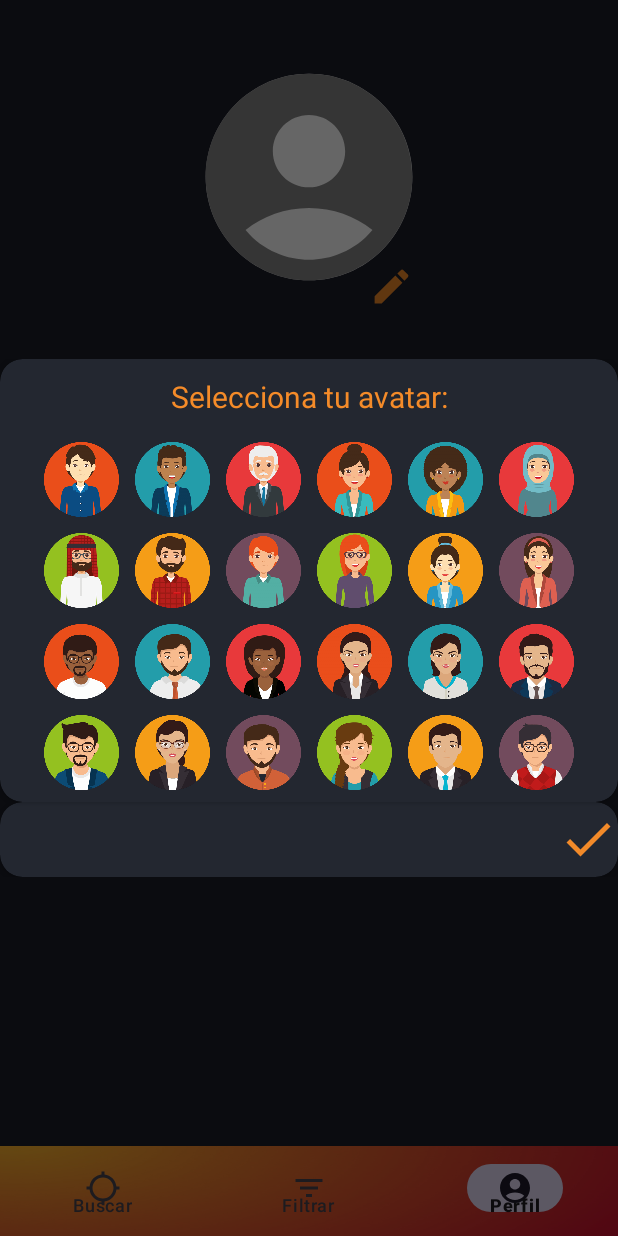
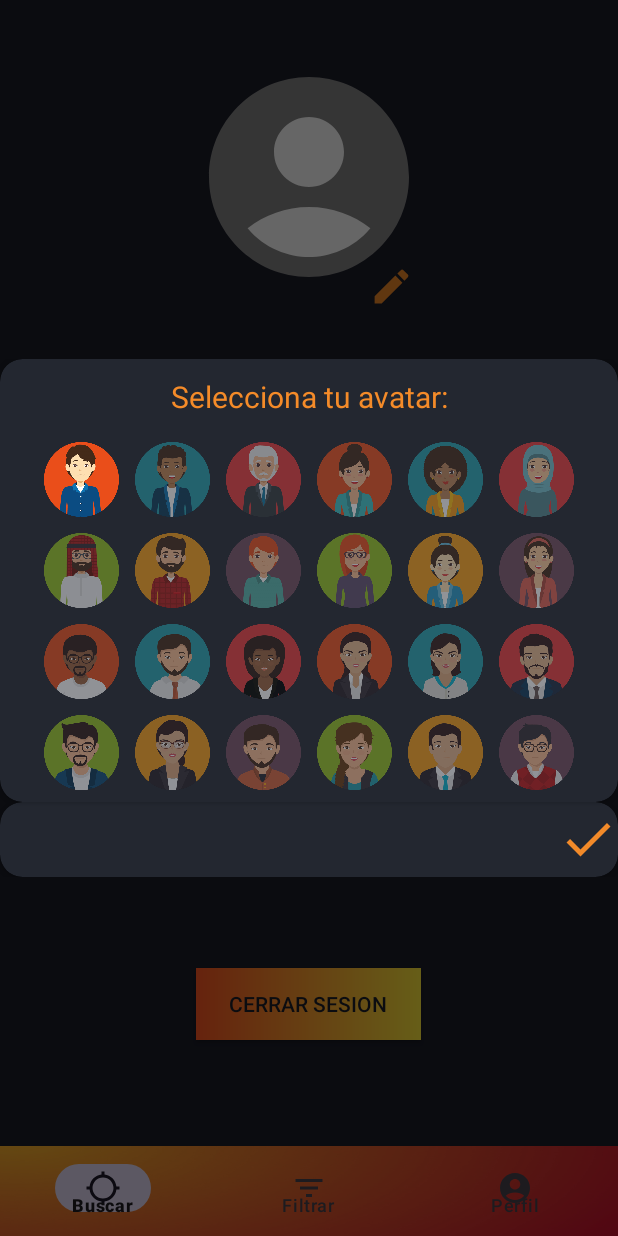
Before and after one commit to proyectoatm/Cajeros, an Android app: the ProfileFragment screen opened through its navigation route, after a tap on an icon or button, on a phone screen of 412 x 824 dp. Run offline under Robolectric (Android 15) with nearby library versions, the light colour scheme and no system bars; our stand-ins replace Firebase (no records; nobody signed in at launch, a user with empty details on screens opened directly), navigation-ui; 3 statements that could not run were skipped; 1 other tap on this screen came first.

Commit message:
cerrar sesion agregado

```diff
--- a/app/src/main/java/com/example/cajeros/ui/auth/Registro.kt
+++ b/app/src/main/java/com/example/cajeros/ui/auth/Registro.kt
@@ -2,6 +2,7 @@ package com.example.cajeros.ui.auth
 
 import android.content.Intent
 import android.os.Bundle
+import android.util.Log
 import android.view.View
 import android.widget.Button
 import android.widget.EditText
@@ -9,8 +10,11 @@ import androidx.appcompat.app.AlertDialog
 import androidx.appcompat.app.AppCompatActivity
 import com.example.cajeros.MainActivity
 import com.example.cajeros.R
+import com.example.cajeros.data.model.User
 import com.google.firebase.auth.FirebaseAuth
 import com.google.firebase.auth.ktx.auth
+import com.google.firebase.firestore.FirebaseFirestore
+import com.google.firebase.firestore.ktx.firestore
 import com.google.firebase.ktx.Firebase
 
 class Registro : AppCompatActivity() {
@@ -18,13 +22,14 @@ class Registro : AppCompatActivity() {
         super.onCreate(savedInstanceState)
         setContentView(R.layout.activity_registro)
 
+        val db = Firebase.firestore
         lateinit var auth: FirebaseAuth
         // Initialize Firebase Auth
         auth = Firebase.auth
-        setup(auth)
+        setup(auth, db)
 
     }
-    private fun setup(auth: FirebaseAuth) {
+    private fun setup(auth: FirebaseAuth, db: FirebaseFirestore) {
         val boton_registro = findViewById<View>(R.id.boton_registro) as Button
         val email = findViewById<View>(R.id.etEmail) as EditText
         val clave = findViewById<View>(R.id.etPass) as EditText
@@ -35,6 +40,22 @@ class Registro : AppCompatActivity() {
                     auth.createUserWithEmailAndPassword(email.text.toString(), clave.text.toString()).addOnCompleteListener(this){
                         if (it.isSuccessful){
                             val intent = Intent(this, MainActivity::class.java)
+
+                            val currentUser = Firebase.auth.currentUser
+                            Log.d("testeo", "current user actual es : ${currentUser?.email.toString()}")
+                            val newUser = User(email.text.toString(),"a0")
+                            val user = hashMapOf(
+                                "email" to newUser.email,
+                                "avatar" to newUser.avatar
+                            )
+                            db.collection("users").document(currentUser?.uid.toString()).set(user)
+                                .addOnSuccessListener { documentReference ->
+                                    Log.d("testeo", "DocumentSnapshot added with ID: ${currentUser?.uid.toString()}")
+                                }
+                                .addOnFailureListener { e ->
+                                    Log.w("testeo", "Error adding document", e)
+                                }
+
                             startActivity(intent)
                             finish()
                         }else{
@@ -43,6 +64,7 @@ class Registro : AppCompatActivity() {
                     }
                 }
             }
+
         }
     }
     private fun showAlert() {
--- a/app/src/main/java/com/example/cajeros/ui/perfil/ProfileFragment.kt
+++ b/app/src/main/java/com/example/cajeros/ui/perfil/ProfileFragment.kt
@@ -1,16 +1,15 @@
 package com.example.cajeros.ui.perfil
 
 
+import android.content.Intent
 import android.os.Bundle
 import android.view.LayoutInflater
 import android.view.View
 import android.view.ViewGroup
+import android.widget.Button
 import android.widget.GridLayout
 import android.widget.ImageButton
-import android.widget.RadioButton
-import android.widget.RadioGroup
 import android.widget.TextView
-import android.widget.Toast
 import androidx.appcompat.content.res.AppCompatResources.getDrawable
 import androidx.fragment.app.Fragment
 import androidx.lifecycle.ViewModelProvider
@@ -18,6 +17,7 @@ import androidx.navigation.fragment.findNavController
 import com.example.cajeros.R
 import com.example.cajeros.databinding.AvatarSelectorBinding
 import com.example.cajeros.databinding.FragmentProfileBinding
+import com.example.cajeros.ui.auth.InicioSesion
 
 
 class ProfileFragment : Fragment() {
@@ -55,8 +55,16 @@ class ProfileFragment : Fragment() {
         val gridAvatares:GridLayout = bindingDialog.gridAvatares
         avatar.setOnClickListener{
             profileViewModel.abrirDialogAvatares(this.requireActivity(), R.style.TemaAvataresDialog, inflater, R.layout.avatar_selector, exitButton.id, gridAvatares.id)
-            refreshCurrentFragment()
         }
+
+        val cerrarSesion: Button = binding.botonCerrarSesion
+        cerrarSesion.setOnClickListener{
+            profileViewModel.cerrarSesion()
+            val intentLogin = Intent(this.requireActivity(), InicioSesion::class.java)
+            startActivity(intentLogin)
+            this.requireActivity().finish()
+        }
+
 
         return root
     }
--- a/app/src/main/java/com/example/cajeros/ui/perfil/ProfileViewModel.kt
+++ b/app/src/main/java/com/example/cajeros/ui/perfil/ProfileViewModel.kt
@@ -2,6 +2,7 @@ package com.example.cajeros.ui.perfil
 
 
 import android.app.Activity
+import android.content.Intent
 import android.util.Log
 import android.view.LayoutInflater
 import android.view.View
@@ -11,6 +12,7 @@ import androidx.appcompat.app.AlertDialog
 import androidx.lifecycle.LiveData
 import androidx.lifecycle.MutableLiveData
 import androidx.lifecycle.ViewModel
+import com.example.cajeros.ui.auth.InicioSesion
 import com.google.firebase.auth.ktx.auth
 import com.google.firebase.firestore.ktx.firestore
 import com.google.firebase.ktx.Firebase
@@ -72,38 +74,31 @@ class ProfileViewModel : ViewModel() {
             if (imageB != null) {
                 imageB.setOnClickListener{
                     Log.d("testeo", "boton "+(i+1).toString()+" presionado")
-                }
-            }
-        }
-        /*av24.setOnClickListener {
-            Log.d("testeo", "boton 24 presionado")
-            checked = "a24"
-            if (gridlayout != null) {
-                for (i in 0 until gridlayout.childCount){
-                    Log.d("testeo", i.toString())
+                    imageB.alpha=1f
+                    checked = "a"+(i+1).toString()
+                    for (j in 0 until gridlayout.childCount){
+                        if (i!=j){
+                            val imageB2: View? =gridlayout.getChildAt(j) as ImageButton
+                            if (imageB2 != null) {
+                                imageB2.alpha=0.5f
+                            }
+                        }
+                    }
                 }
             }
         }
 
-         */
         ext.setOnClickListener {
             Log.d("testeo", checked)
+            if (checked!="") {
+                val doc = db.collection("users").document(currentUser?.uid.toString())
+                    .update("avatar", checked)
+            }
             dialog.dismiss()
         }
     }
 
-    /*
-    fun avatarSeleccionado(activity: Activity, radioGroupID: Int){
-        val radioGroup = RadioGroup(activity)
-        radioGroup.findViewById<RadioGroup>(radioGroupID)
-        val radioButtonIds = mutableListOf<Int>()
-        for (i in 0 until radioGroup.childCount){
-            val radioButton = radioGroup.getChildAt(i) as RadioButton
-            radioButtonIds.add(radioButton.id)
-        }
+    fun cerrarSesion(){
+        Firebase.auth.signOut()
     }
-
-     */
-
-
 }
--- a/app/src/main/res/drawable/a0.xml
+++ b/app/src/main/res/drawable/a0.xml
@@ -1,16 +1,15 @@
 <?xml version="1.0" encoding="utf-8"?>
 
 <layer-list
-    xmlns:android="http://schemas.android.com/apk/res/android"
-    >
+    xmlns:android="http://schemas.android.com/apk/res/android">
     <item
         android:drawable="@drawable/baseline_circle_24"
         android:gravity="center"
-        android:height="165dp"
-        android:width="165dp"/>
+        android:height="140dp"
+        android:width="140dp"/>
     <item
         android:drawable="@drawable/vector2"
         android:gravity="center"
-        android:height="165dp"
-        android:width="165dp"/>
+        android:height="160dp"
+        android:width="160dp"/>
 </layer-list>
--- a/app/src/main/res/layout/activity_splash.xml
+++ b/app/src/main/res/layout/activity_splash.xml
@@ -6,7 +6,6 @@
     android:layout_height="match_parent"
     android:background="@color/background_dark"
     tools:context=".Splash">
-
     <RelativeLayout
         android:layout_width="match_parent"
         android:layout_height="match_parent">
@@ -15,8 +14,6 @@
             android:src="@mipmap/logo"
             android:layout_width="200dp"
             android:layout_height="200dp">
-
         </ImageView>
     </RelativeLayout>
-
 </LinearLayout>
--- a/app/src/main/res/layout/avatar_selector.xml
+++ b/app/src/main/res/layout/avatar_selector.xml
@@ -1,19 +1,17 @@
 <?xml version="1.0" encoding="utf-8"?>
-<LinearLayout xmlns:android="http://schemas.android.com/apk/res/android"
+<LinearLayout
+    xmlns:android="http://schemas.android.com/apk/res/android"
     xmlns:app="http://schemas.android.com/apk/res-auto"
     android:layout_width="match_parent"
     android:layout_height="match_parent"
     android:orientation="vertical"
-    android:backgroundTint="@android:color/transparent"
-    >
-
+    android:backgroundTint="@android:color/transparent">
     <androidx.cardview.widget.CardView
         android:layout_width="match_parent"
         android:layout_height="295dp"
         android:elevation="5dp"
         app:cardCornerRadius="15dp"
-        android:backgroundTint="@color/background"
-        >
+        android:backgroundTint="@color/background">
         <LinearLayout
             android:layout_width="match_parent"
             android:layout_height="match_parent"
@@ -26,21 +24,18 @@
                 android:textColor="@color/warning_dark"
                 android:textSize="20dp"
                 android:gravity="center">
-
             </TextView>
             <LinearLayout
                 android:id="@+id/radioGroup"
                 android:layout_width="match_parent"
                 android:layout_height="240dp"
-                android:gravity="center"
-                >
+                android:gravity="center">
                 <GridLayout
                     android:id="@+id/gridAvatares"
                     android:layout_width="wrap_content"
                     android:layout_height="wrap_content"
                     android:columnCount="6"
-                    android:rowCount="4"
-                    >
+                    android:rowCount="4">
                     <ImageButton
                         android:id="@+id/avt1"
                         android:padding="10dp"
@@ -48,173 +43,172 @@
                         android:layout_height="50dp"
                         android:background="@drawable/a1"
                         android:layout_margin="5dp"
-                        />
+                        android:alpha="0.5" />
                     <ImageButton
                         android:id="@+id/avt2"
                         android:layout_width="50dp"
                         android:layout_height="50dp"
                         android:background="@drawable/a2"
                         android:layout_margin="5dp"
-                        />
+                        android:alpha="0.5" />
                     <ImageButton
                         android:id="@+id/avt3"
                         android:layout_width="50dp"
                         android:layout_height="50dp"
                         android:background="@drawable/a3"
                         android:layout_margin="5dp"
-                        />
+                        android:alpha="0.5" />
                     <ImageButton
                         android:id="@+id/avt4"
                         android:layout_width="50dp"
                         android:layout_height="50dp"
                         android:background="@drawable/a4"
                         android:layout_margin="5dp"
-                        />
+                        android:alpha="0.5" />
                     <ImageButton
                         android:id="@+id/avt5"
                         android:layout_width="50dp"
                         android:layout_height="50dp"
                         android:background="@drawable/a5"
                         android:layout_margin="5dp"
-                        />
+                        android:alpha="0.5" />
                     <ImageButton
                         android:id="@+id/avt6"
                         android:layout_width="50dp"
                         android:layout_height="50dp"
                         android:background="@drawable/a6"
                         android:layout_margin="5dp"
-                        />
+                        android:alpha="0.5" />
                     <ImageButton
                         android:id="@+id/avt7"
                         android:layout_width="50dp"
                         android:layout_height="50dp"
                         android:background="@drawable/a7"
                         android:layout_margin="5dp"
-                        />
+                        android:alpha="0.5" />
                     <ImageButton
                         android:id="@+id/avt8"
                         android:layout_width="50dp"
                         android:layout_height="50dp"
                         android:background="@drawable/a8"
                         android:layout_margin="5dp"
-                        />
+                        android:alpha="0.5" />
                     <ImageButton
                         android:id="@+id/avt9"
                         android:layout_width="50dp"
                         android:layout_height="50dp"
                         android:background="@drawable/a9"
                         android:layout_margin="5dp"
-                        />
+                        android:alpha="0.5" />
                     <ImageButton
                         android:id="@+id/avt10"
                         android:layout_width="50dp"
                         android:layout_height="50dp"
                         android:background="@drawable/a10"
                         android:layout_margin="5dp"
-                        />
+                        android:alpha="0.5" />
                     <ImageButton
                         android:id="@+id/avt11"
                         android:layout_width="50dp"
                         android:layout_height="50dp"
                         android:background="@drawable/a11"
                         android:layout_margin="5dp"
-                        />
+                        android:alpha="0.5" />
                     <ImageButton
                         android:id="@+id/avt12"
                         android:layout_width="50dp"
                         android:layout_height="50dp"
                         android:background="@drawable/a12"
                         android:layout_margin="5dp"
-                        />
+                        android:alpha="0.5" />
                     <ImageButton
                         android:id="@+id/avt13"
                         android:layout_width="50dp"
                         android:layout_height="50dp"
                         android:background="@drawable/a13"
                         android:layout_margin="5dp"
-                        />
+                        android:alpha="0.5" />
                     <ImageButton
                         android:id="@+id/avt14"
                         android:layout_width="50dp"
                         android:layout_height="50dp"
                         android:background="@drawable/a14"
                         android:layout_margin="5dp"
-                        />
+                        android:alpha="0.5" />
                     <ImageButton
                         android:id="@+id/avt15"
                         android:layout_width="50dp"
                         android:layout_height="50dp"
                         android:background="@drawable/a15"
                         android:layout_margin="5dp"
-                        />
+                        android:alpha="0.5" />
                     <ImageButton
                         android:id="@+id/avt16"
                         android:layout_width="50dp"
                         android:layout_height="50dp"
                         android:background="@drawable/a16"
                         android:layout_margin="5dp"
-                        />
+                        android:alpha="0.5" />
                     <ImageButton
                         android:id="@+id/avt17"
                         android:layout_width="50dp"
                         android:layout_height="50dp"
                         android:background="@drawable/a17"
                         android:layout_margin="5dp"
-                        />
+                        android:alpha="0.5" />
                     <ImageButton
                         android:id="@+id/avt18"
                         android:layout_width="50dp"
                         android:layout_height="50dp"
                         android:background="@drawable/a18"
                         android:layout_margin="5dp"
-                        />
+                        android:alpha="0.5" />
                     <ImageButton
                         android:id="@+id/avt19"
                         android:layout_width="50dp"
                         android:layout_height="50dp"
                         android:background="@drawable/a19"
                         android:layout_margin="5dp"
-                        />
+                        android:alpha="0.5" />
                     <ImageButton
                         android:id="@+id/avt20"
                         android:layout_width="50dp"
                         android:layout_height="50dp"
                         android:background="@drawable/a20"
                         android:layout_margin="5dp"
-                        />
+                        android:alpha="0.5" />
                     <ImageButton
                         android:id="@+id/avt21"
                         android:layout_width="50dp"
                         android:layout_height="50dp"
                         android:background="@drawable/a21"
                         android:layout_margin="5dp"
-                        />
+                        android:alpha="0.5" />
                     <ImageButton
                         android:id="@+id/avt22"
                         android:layout_width="50dp"
                         android:layout_height="50dp"
                         android:background="@drawable/a22"
                         android:layout_margin="5dp"
-                        />
+                        android:alpha="0.5" />
                     <ImageButton
                         android:id="@+id/avt23"
                         android:layout_width="50dp"
                         android:layout_height="50dp"
                         android:background="@drawable/a23"
                         android:layout_margin="5dp"
-                        />
+                        android:alpha="0.5" />
                     <ImageButton
                         android:id="@+id/avt24"
                         android:layout_width="50dp"
                         android:layout_height="50dp"
                         android:background="@drawable/a24"
                         android:layout_margin="5dp"
-                        />
+                        android:alpha="0.5" />
                 </GridLayout>
             </LinearLayout>
         </LinearLayout>
     </androidx.cardview.widget.CardView>
-
     <LinearLayout
         android:layout_width="match_parent"
         android:layout_height="50dp"
@@ -225,8 +219,7 @@
             android:layout_height="50dp"
             android:elevation="5dp"
             app:cardCornerRadius="15dp"
-            android:backgroundTint="@color/background"
-            >
+            android:backgroundTint="@color/background">
             <LinearLayout
                 android:layout_width="match_parent"
                 android:layout_height="match_parent">
--- a/app/src/main/res/layout/fragment_filter.xml
+++ b/app/src/main/res/layout/fragment_filter.xml
@@ -1,12 +1,12 @@
 <?xml version="1.0" encoding="utf-8"?>
-<androidx.constraintlayout.widget.ConstraintLayout xmlns:android="http://schemas.android.com/apk/res/android"
+<androidx.constraintlayout.widget.ConstraintLayout
+    xmlns:android="http://schemas.android.com/apk/res/android"
     xmlns:app="http://schemas.android.com/apk/res-auto"
     xmlns:tools="http://schemas.android.com/tools"
     android:layout_width="match_parent"
     android:layout_height="match_parent"
     tools:context=".ui.filtros.FilterFragment"
     android:background="@color/warning">
-
     <TextView
         android:id="@+id/text_dashboard"
         android:layout_width="match_parent"
--- a/app/src/main/res/layout/fragment_profile.xml
+++ b/app/src/main/res/layout/fragment_profile.xml
@@ -1,5 +1,6 @@
 <?xml version="1.0" encoding="utf-8"?>
-<androidx.constraintlayout.widget.ConstraintLayout xmlns:android="http://schemas.android.com/apk/res/android"
+<androidx.constraintlayout.widget.ConstraintLayout
+    xmlns:android="http://schemas.android.com/apk/res/android"
     xmlns:app="http://schemas.android.com/apk/res-auto"
     xmlns:tools="http://schemas.android.com/tools"
     android:layout_width="match_parent"
@@ -9,8 +10,7 @@
     <LinearLayout
         android:layout_width="match_parent"
         android:layout_height="match_parent"
-        android:orientation="vertical"
-        >
+        android:orientation="vertical">
         <LinearLayout
             android:layout_width="match_parent"
             android:layout_height="match_parent"
@@ -28,8 +28,7 @@
                 android:gravity="center_horizontal">
                 <RelativeLayout
                     android:layout_width="140dp"
-                    android:layout_height="match_parent"
-                    >
+                    android:layout_height="match_parent">
                     <ImageView
                         android:layout_width="30dp"
                         android:layout_height="30dp"
@@ -61,8 +60,7 @@
             <LinearLayout
                 android:layout_width="match_parent"
                 android:layout_height="match_parent"
-                android:layout_weight="1"
-                >
+                android:layout_weight="1">
                 <RelativeLayout
                     android:layout_width="match_parent"
                     android:layout_height="match_parent">
@@ -92,7 +90,28 @@
         <LinearLayout
             android:layout_width="match_parent"
             android:layout_height="match_parent"
-            android:layout_weight="1">
+            android:layout_weight="1"
+            android:orientation="vertical">
+            <LinearLayout
+                android:layout_width="match_parent"
+                android:layout_height="match_parent"
+                android:layout_weight="1"
+                android:gravity="center">
+                <androidx.appcompat.widget.AppCompatButton
+                    android:theme="@style/Base.Theme.Cajeros2"
+                    android:id="@+id/boton_cerrar_sesion"
+                    android:layout_width="150dp"
+                    android:layout_height="wrap_content"
+                    android:background="@drawable/gradient_orange"
+                    android:backgroundTint="@null"
+                    android:textColor="@color/background_dark"
+                    android:text="Cerrar sesion"/>
+            </LinearLayout>
+            <LinearLayout
+                android:layout_width="match_parent"
+                android:layout_height="match_parent"
+                android:layout_weight="1">
+            </LinearLayout>
         </LinearLayout>
     </LinearLayout>
 </androidx.constraintlayout.widget.ConstraintLayout>
```
Also changed, not shown: app/src/main/res/layout/activity_inicio_sesion.xml (+4 -17 lines), app/src/main/res/layout/activity_main.xml (+4 -7 lines), app/src/main/res/layout/activity_registro.xml (+0 -12 lines).
